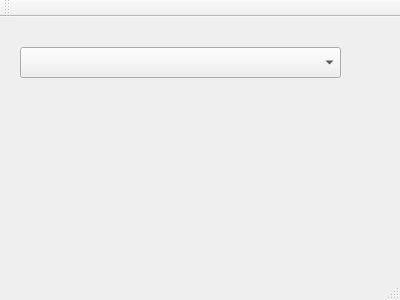
Above: Gui/mainwindow.ui from mjedros/mgr before the change. Below: the same form after it.
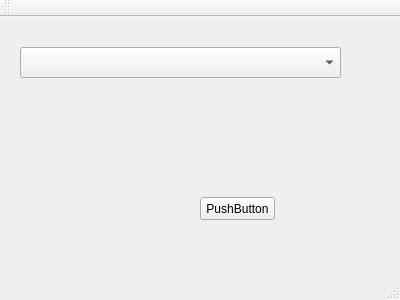
That is the form after the change.

Commit message: Push button, application manager

Diff of the .ui file:
```diff
--- a/Gui/mainwindow.ui
+++ b/Gui/mainwindow.ui
@@ -24,6 +24,19 @@
      </rect>
     </property>
    </widget>
+   <widget class="QPushButton" name="pushButton">
+    <property name="geometry">
+     <rect>
+      <x>200</x>
+      <y>180</y>
+      <width>75</width>
+      <height>23</height>
+     </rect>
+    </property>
+    <property name="text">
+     <string>PushButton</string>
+    </property>
+   </widget>
   </widget>
   <widget class="QMenuBar" name="menuBar">
    <property name="geometry">
```
Left out of the diff: 2 changed lines with no effect on the pictures. The commit also changes 6 other files.
